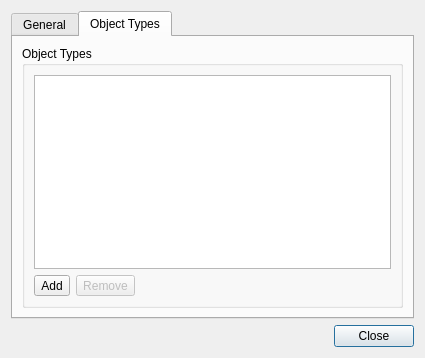
Old version of the form src/tiled/preferencesdialog.ui in the repository mapeditor/tiled.
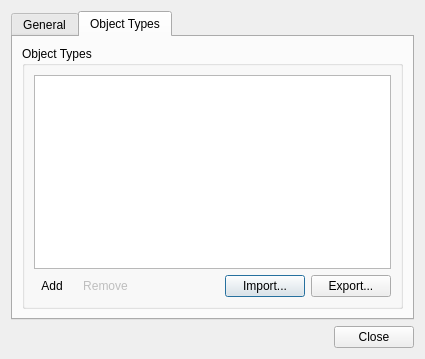
New version of the form. The open tabs and pages were chosen to show the change. Icons and pictures are not drawn.

Commit message:
Added import and export of object types
So that not every individual working on some project needs to manually
specify the colors for the different object types, but rather can import
a shared xml file defining the types and their colors.

When sometime in the future Tiled supports projects properly, the
project file would probably be a nicer place for the object type
definitions.

```diff
--- a/src/tiled/preferencesdialog.ui
+++ b/src/tiled/preferencesdialog.ui
@@ -183,6 +183,9 @@
                <iconset resource="tiled.qrc">
                 <normaloff>:/images/22x22/add.png</normaloff>:/images/22x22/add.png</iconset>
               </property>
+              <property name="autoRaise">
+               <bool>true</bool>
+              </property>
              </widget>
             </item>
             <item>
@@ -200,6 +203,9 @@
                <iconset resource="tiled.qrc">
                 <normaloff>:/images/22x22/remove.png</normaloff>:/images/22x22/remove.png</iconset>
               </property>
+              <property name="autoRaise">
+               <bool>true</bool>
+              </property>
              </widget>
             </item>
             <item>
@@ -215,6 +221,32 @@
               </property>
              </spacer>
             </item>
+            <item>
+             <widget class="QPushButton" name="importObjectTypesButton">
+              <property name="sizePolicy">
+               <sizepolicy hsizetype="Minimum" vsizetype="Minimum">
+                <horstretch>0</horstretch>
+                <verstretch>0</verstretch>
+               </sizepolicy>
+              </property>
+              <property name="text">
+               <string>Import...</string>
+              </property>
+             </widget>
+            </item>
+            <item>
+             <widget class="QPushButton" name="exportObjectTypesButton">
+              <property name="sizePolicy">
+               <sizepolicy hsizetype="Fixed" vsizetype="Minimum">
+                <horstretch>0</horstretch>
+                <verstretch>0</verstretch>
+               </sizepolicy>
+              </property>
+              <property name="text">
+               <string>Export...</string>
+              </property>
+             </widget>
+            </item>
            </layout>
           </item>
          </layout>
```
The commit also changes 8 other files.
